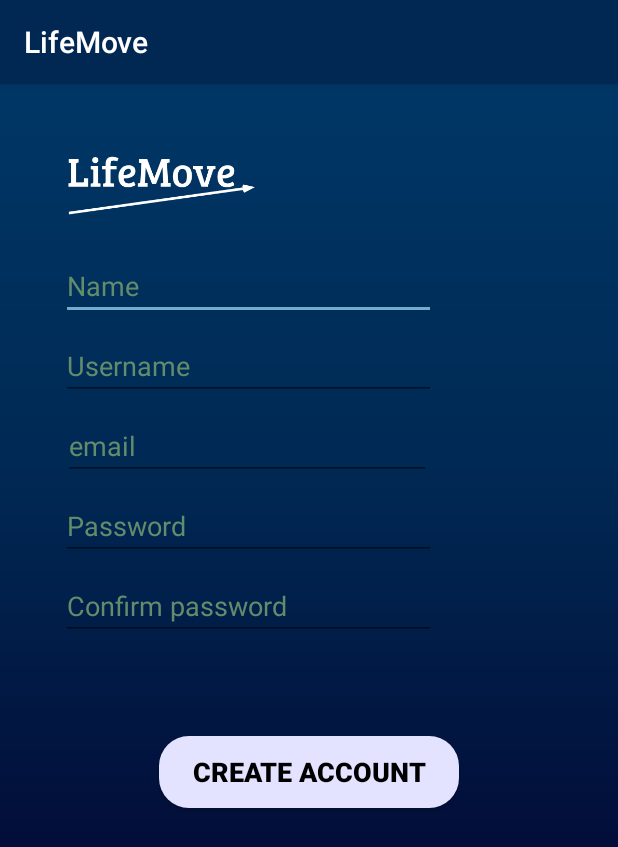
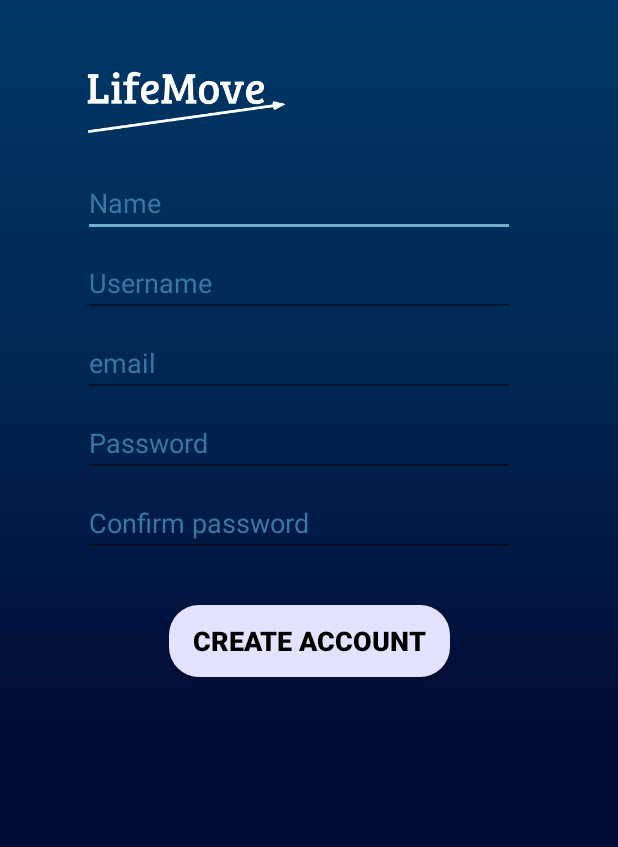
Before and after one commit to phsa/lifemove, an Android app: the RegistrationActivity screen opened directly, with no data from a screen before it, on a phone screen of 412 x 824 dp. Shown: the top 847 px of the screen. Run offline under Robolectric (Android 15) with nearby library versions, the phone set to English and light mode, and no system bars; our stand-ins replace Firebase (no records; nobody signed in at launch, a user with empty details on screens opened directly).

Commit message:
refactoring/demo_fixes: finishing registration colors

```diff
--- a/android/app/src/main/java/br/com/lifemove/view/RegistrationActivity.java
+++ b/android/app/src/main/java/br/com/lifemove/view/RegistrationActivity.java
@@ -27,8 +27,9 @@ public class RegistrationActivity extends AppCompatActivity {
     protected void onCreate(Bundle savedInstanceState) {
         super.onCreate(savedInstanceState);
         setContentView(R.layout.activity_registration);
+        if (getSupportActionBar() != null) getSupportActionBar().hide();
 
-        signUp = findViewById(R.id.sign_up);
+        signUp = findViewById(R.id.create_account);
         nameInput = findViewById(R.id.registration_name_field);
         usernameInput = findViewById(R.id.registration_username_field);
         emailInput = findViewById(R.id.registration_email_field);
--- a/android/app/src/main/res/layout/activity_registration.xml
+++ b/android/app/src/main/res/layout/activity_registration.xml
@@ -20,94 +20,104 @@
 
         <ImageView
             android:id="@+id/registration_logo_holder"
-            android:layout_width="128dp"
-            android:layout_height="96dp"
+            android:layout_width="0dp"
+            android:layout_height="0dp"
             android:layout_marginTop="16dp"
             android:contentDescription="@string/app_name"
-            app:layout_constraintBottom_toTopOf="@+id/registration_name_field"
+            app:layout_constraintWidth_percent="0.33"
+            app:layout_constraintHeight_percent="0.2"
             app:layout_constraintStart_toStartOf="parent"
             app:layout_constraintEnd_toEndOf="parent"
             app:layout_constraintTop_toTopOf="parent"
-            app:layout_constraintHorizontal_bias="0.15"
+            app:layout_constraintHorizontal_bias="0.2"
             tools:src="@drawable/light_logo" />
 
         <EditText
             android:id="@+id/registration_name_field"
-            android:layout_width="250dp"
+            android:layout_width="0dp"
             android:layout_height="wrap_content"
             android:hint="@string/hint_name"
-            android:textColorHint="@color/dark_green"
+            android:textColorHint="@color/hint_color"
+            android:inputType="textPersonName"
+            app:layout_constraintWidth_percent="@dimen/input_field_width_percentage"
+            app:layout_constraintTop_toBottomOf="@+id/registration_logo_holder"
             app:layout_constraintEnd_toEndOf="parent"
-            app:layout_constraintStart_toStartOf="parent"
-            app:layout_constraintTop_toBottomOf="@+id/registration_logo_holder"
-            app:layout_constraintHorizontal_bias="0.25"/>
+            app:layout_constraintStart_toStartOf="@id/registration_logo_holder"
+            app:layout_constraintHorizontal_bias="0"/>
 
 
         <EditText
             android:id="@+id/registration_username_field"
-            android:layout_width="250dp"
+            android:layout_width="0dp"
             android:layout_height="wrap_content"
-            android:layout_marginTop="8dp"
+            android:layout_marginTop="@dimen/margin_between_input_fields"
             android:hint="@string/hint_username"
-            android:textColorHint="@color/dark_green"
+            android:textColorHint="@color/hint_color"
+            android:inputType="textEmailAddress|textShortMessage"
+            app:layout_constraintWidth_percent="@dimen/input_field_width_percentage"
+            app:layout_constraintTop_toBottomOf="@+id/registration_name_field"
             app:layout_constraintEnd_toEndOf="parent"
-            app:layout_constraintStart_toStartOf="parent"
-            app:layout_constraintTop_toBottomOf="@+id/registration_name_field"
-            app:layout_constraintHorizontal_bias="0.25"/>
+            app:layout_constraintStart_toStartOf="@id/registration_logo_holder"
+            app:layout_constraintHorizontal_bias="0"/>
 
         <EditText
             android:id="@+id/registration_email_field"
-            android:layout_width="245dp"
+            android:layout_width="0dp"
             android:layout_height="wrap_content"
-            android:layout_marginTop="8dp"
+            android:layout_marginTop="@dimen/margin_between_input_fields"
             android:hint="@string/hint_email"
             android:inputType="textEmailAddress"
-            android:textColorHint="@color/dark_green"
+            android:textColorHint="@color/hint_color"
+            app:layout_constraintWidth_percent="@dimen/input_field_width_percentage"
+            app:layout_constraintTop_toBottomOf="@+id/registration_username_field"
             app:layout_constraintEnd_toEndOf="parent"
-            app:layout_constraintStart_toStartOf="parent"
-            app:layout_constraintTop_toBottomOf="@+id/registration_username_field"
-            app:layout_constraintHorizontal_bias="0.25" />
+            app:layout_constraintStart_toStartOf="@id/registration_logo_holder"
+            app:layout_constraintHorizontal_bias="0"/>
 
         <EditText
             android:id="@+id/registration_password_field"
-            android:layout_width="250dp"
+            android:layout_width="0dp"
             android:layout_height="wrap_content"
-            android:layout_marginTop="8dp"
+            android:layout_marginTop="@dimen/margin_between_input_fields"
             android:hint="@string/hint_password"
             android:inputType="textPassword"
-            android:textColorHint="@color/dark_green"
+            android:textColorHint="@color/hint_color"
+            app:layout_constraintWidth_percent="@dimen/input_field_width_percentage"
+            app:layout_constraintTop_toBottomOf="@+id/registration_email_field"
             app:layout_constraintEnd_toEndOf="parent"
-            app:layout_constraintStart_toStartOf="parent"
-            app:layout_constraintTop_toBottomOf="@+id/registration_email_field"
-            app:layout_constraintHorizontal_bias="0.25" />
+            app:layout_constraintStart_toStartOf="@id/registration_logo_holder"
+            app:layout_constraintHorizontal_bias="0" />
 
 
         <EditText
             android:id="@+id/registration_confirm_password_field"
-            android:layout_width="250dp"
+            android:layout_width="0dp"
             android:layout_height="wrap_content"
-            android:layout_marginTop="8dp"
+            android:layout_marginTop="@dimen/margin_between_input_fields"
             android:hint="@string/hint_confirm_password"
             android:inputType="textPassword"
-            android:textColorHint="@color/dark_green"
+            android:textColorHint="@color/hint_color"
+            app:layout_constraintWidth_percent="@dimen/input_field_width_percentage"
+            app:layout_constraintTop_toBottomOf="@+id/registration_password_field"
             app:layout_constraintEnd_toEndOf="parent"
-            app:layout_constraintStart_toStartOf="parent"
-            app:layout_constraintTop_toBottomOf="@+id/registration_password_field"
-            app:layout_constraintHorizontal_bias="0.25" />
+            app:layout_constraintStart_toStartOf="@id/registration_logo_holder"
+            app:layout_constraintHorizontal_bias="0" />
 
 
 
         <Button
-            android:id="@+id/sign_up"
-            android:layout_width="200dp"
+            android:id="@+id/create_account"
+            android:layout_width="wrap_content"
             android:layout_height="wrap_content"
-            android:layout_marginTop="64dp"
-            android:layout_marginBottom="48dp"
+            android:minWidth="@dimen/button_width"
+            android:paddingEnd="@dimen/button_side_padding"
+            android:paddingStart="@dimen/button_side_padding"
+            android:layout_marginTop="@dimen/action_button_margins"
+            android:layout_marginBottom="@dimen/action_button_margins"
             android:background="@drawable/light_rounded_button"
-            android:fontFamily="sans-serif-black"
             android:text="@string/prompt_create_account"
             android:textColor="@color/black"
-            android:textSize="18sp"
+            android:textSize="@dimen/button_text_size"
             android:textStyle="bold"
             app:layout_constraintTop_toBottomOf="@+id/registration_confirm_password_field"
             app:layout_constraintBottom_toBottomOf="parent"
--- a/android/app/src/main/res/values/colors.xml
+++ b/android/app/src/main/res/values/colors.xml
@@ -18,6 +18,8 @@
     <color name="highlight">#71AECD</color>
     <color name="soft_highlight">#B4E3F5</color>
     <color name="light_highlight">#E3E3FF</color>
+
+
     <color name="hint_color">@color/dark_highlight</color>
 
 
--- a/android/app/src/main/res/values/dimens.xml
+++ b/android/app/src/main/res/values/dimens.xml
@@ -1,5 +1,12 @@
 <?xml version="1.0" encoding="utf-8"?>
 <resources>
+
+    <!-- Button dimens -->
     <dimen name="button_radius">20dp</dimen>
     <dimen name="button_width">150dp</dimen>
+    <dimen name="button_text_size">18sp</dimen>
+    <dimen name="button_side_padding">16dp</dimen>
+    <dimen name="action_button_margins">32dp</dimen>
+    <dimen name="margin_between_input_fields">8dp</dimen>
+    <item name="input_field_width_percentage" type="dimen" format="float">0.7</item>
 </resources>
```
Also changed, not shown: android/app/src/main/res/layout-land-v21/login_activity.xml (+9 -6 lines), android/app/src/main/res/layout-land/login_activity.xml (+8 -6 lines), android/app/src/main/res/layout-v21/login_activity.xml (+8 -6 lines), android/app/src/main/res/layout/login_activity.xml (+8 -7 lines).
